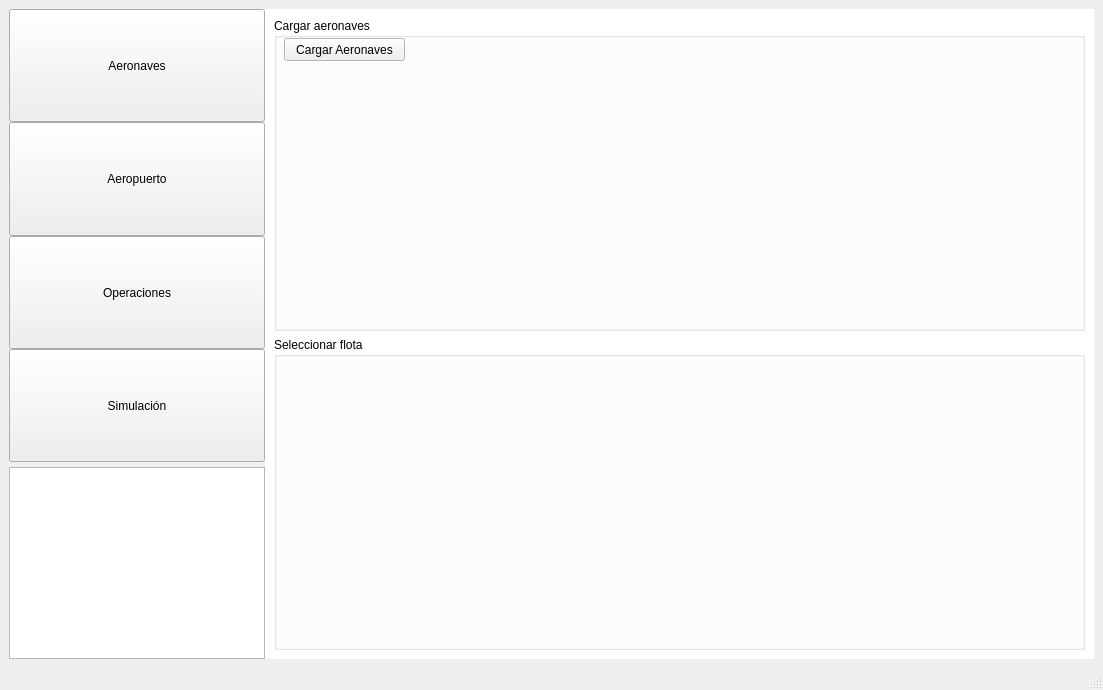
First picture: the form in interfazprincipal.ui, repository IgnacioOchoa/SimAerop, before the edit.
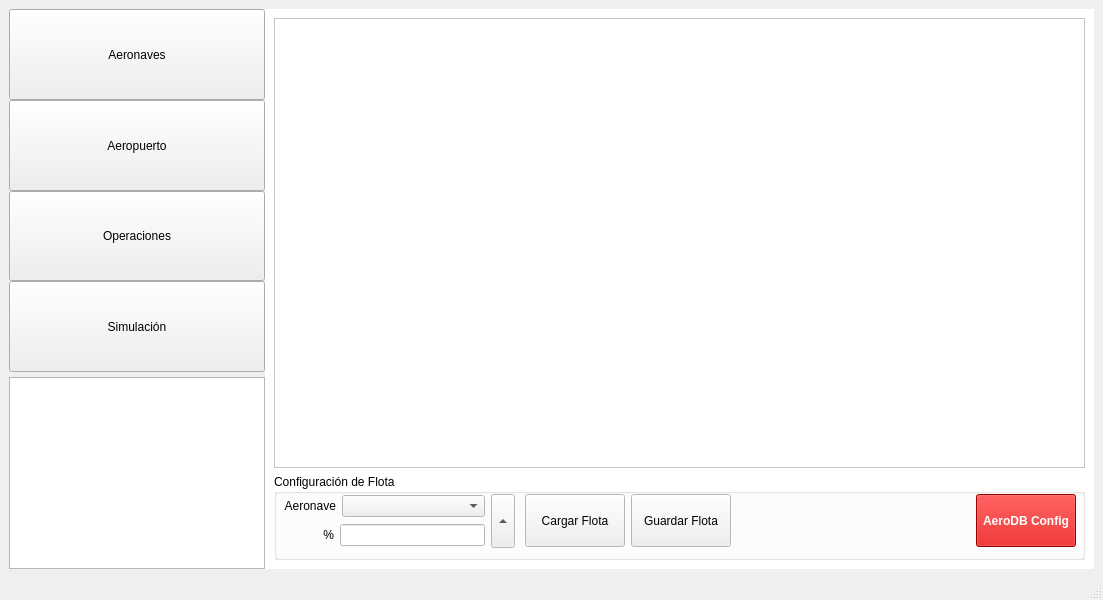
Second picture: the form after the edit. The open tabs and pages were chosen to show the change. Custom widgets are drawn as their Qt base class.

Commit message:
Modulo Aeronaves - prototipo
Se agregó TableWidget para visualizar flotas a partir de objetos
aeronave, también implementados. Se agregó botón para cargar flota y
también para guardarlas.

Diff of the .ui file:
```diff
--- a/interfazprincipal.ui
+++ b/interfazprincipal.ui
@@ -7,7 +7,7 @@
     <x>0</x>
     <y>0</y>
     <width>1103</width>
-    <height>690</height>
+    <height>600</height>
    </rect>
   </property>
   <property name="windowTitle">
@@ -200,12 +200,6 @@
        <number>1</number>
       </property>
       <widget class="QWidget" name="paginaAeronaves">
-       <property name="sizePolicy">
-        <sizepolicy hsizetype="Expanding" vsizetype="Expanding">
-         <horstretch>0</horstretch>
-         <verstretch>0</verstretch>
-        </sizepolicy>
-       </property>
        <property name="palette">
         <palette>
          <active>
@@ -274,33 +268,359 @@
         <bool>true</bool>
        </property>
        <layout class="QVBoxLayout" name="verticalLayout_2">
+        <item>
+         <widget class="QTableWidget" name="tablaFlota">
+          <property name="enabled">
+           <bool>true</bool>
+          </property>
+          <property name="sizePolicy">
+           <sizepolicy hsizetype="Expanding" vsizetype="Expanding">
+            <horstretch>0</horstretch>
+            <verstretch>0</verstretch>
+           </sizepolicy>
+          </property>
+          <property name="acceptDrops">
+           <bool>true</bool>
+          </property>
+         </widget>
+        </item>
         <item>
          <widget class="QGroupBox" name="groupBox">
+          <property name="sizePolicy">
+           <sizepolicy hsizetype="Expanding" vsizetype="Preferred">
+            <horstretch>0</horstretch>
+            <verstretch>0</verstretch>
+           </sizepolicy>
+          </property>
+          <property name="minimumSize">
+           <size>
+            <width>0</width>
+            <height>86</height>
+           </size>
+          </property>
           <property name="title">
-           <string>Cargar aeronaves</string>
+           <string>Configuración de Flota</string>
           </property>
-          <widget class="QPushButton" name="pbCargarAeronaves">
+          <widget class="QWidget" name="">
            <property name="geometry">
             <rect>
              <x>10</x>
              <y>20</y>
-             <width>121</width>
-             <height>23</height>
+             <width>231</width>
+             <height>54</height>
             </rect>
            </property>
-           <property name="text">
-            <string>Cargar Aeronaves</string>
+           <layout class="QHBoxLayout" name="horizontalLayout_9">
+            <item>
+             <layout class="QVBoxLayout" name="verticalLayout_4">
+              <item>
+               <layout class="QHBoxLayout" name="horizontalLayout_7">
+                <item>
+                 <widget class="QLabel" name="label">
+                  <property name="sizePolicy">
+                   <sizepolicy hsizetype="Fixed" vsizetype="Preferred">
+                    <horstretch>0</horstretch>
+                    <verstretch>0</verstretch>
+                   </sizepolicy>
+                  </property>
+                  <property name="minimumSize">
+                   <size>
+                    <width>50</width>
+                    <height>0</height>
+                   </size>
+                  </property>
+                  <property name="text">
+                   <string>Aeronave</string>
+                  </property>
+                  <property name="alignment">
+                   <set>Qt::AlignRight|Qt::AlignTrailing|Qt::AlignVCenter</set>
+                  </property>
+                 </widget>
+                </item>
+                <item>
+                 <widget class="QComboBox" name="comboBoxAcft">
+                  <property name="sizePolicy">
+                   <sizepolicy hsizetype="Expanding" vsizetype="Fixed">
+                    <horstretch>0</horstretch>
+                    <verstretch>0</verstretch>
+                   </sizepolicy>
+                  </property>
+                 </widget>
+                </item>
+               </layout>
+              </item>
+              <item>
+               <layout class="QHBoxLayout" name="horizontalLayout_8">
+                <item>
+                 <widget class="QLabel" name="label_2">
+                  <property name="sizePolicy">
+                   <sizepolicy hsizetype="Fixed" vsizetype="Preferred">
+                    <horstretch>0</horstretch>
+                    <verstretch>0</verstretch>
+                   </sizepolicy>
+                  </property>
+                  <property name="minimumSize">
+                   <size>
+                    <width>50</width>
+                    <height>0</height>
+                   </size>
+                  </property>
+                  <property name="text">
+                   <string>%</string>
+                  </property>
+                  <property name="alignment">
+                   <set>Qt::AlignRight|Qt::AlignTrailing|Qt::AlignVCenter</set>
+                  </property>
+                 </widget>
+                </item>
+                <item>
+                 <widget class="QLineEdit" name="lineEditPerc"/>
+                </item>
+               </layout>
+              </item>
+             </layout>
+            </item>
+            <item>
+             <widget class="QToolButton" name="botonCargarAcft">
+              <property name="sizePolicy">
+               <sizepolicy hsizetype="Preferred" vsizetype="Expanding">
+                <horstretch>0</horstretch>
+                <verstretch>0</verstretch>
+               </sizepolicy>
+              </property>
+              <property name="minimumSize">
+               <size>
+                <width>3</width>
+                <height>0</height>
+               </size>
+              </property>
+              <property name="text">
+               <string>...</string>
+              </property>
+              <property name="toolButtonStyle">
+               <enum>Qt::ToolButtonIconOnly</enum>
+              </property>
+              <property name="autoRaise">
+               <bool>false</bool>
+              </property>
+              <property name="arrowType">
+               <enum>Qt::UpArrow</enum>
+              </property>
+             </widget>
+            </item>
+           </layout>
+          </widget>
+          <widget class="QWidget" name="">
+           <property name="geometry">
+            <rect>
+             <x>251</x>
+             <y>20</y>
+             <width>551</width>
+             <height>53</height>
+            </rect>
            </property>
+           <layout class="QHBoxLayout" name="horizontalLayout_10">
+            <item>
+             <widget class="QPushButton" name="botonCargarFlota">
+              <property name="sizePolicy">
+               <sizepolicy hsizetype="Preferred" vsizetype="Expanding">
+                <horstretch>0</horstretch>
+                <verstretch>0</verstretch>
+               </sizepolicy>
+              </property>
+              <property name="minimumSize">
+               <size>
+                <width>100</width>
+                <height>0</height>
+               </size>
+              </property>
+              <property name="text">
+               <string>Cargar Flota</string>
+              </property>
+             </widget>
+            </item>
+            <item>
+             <widget class="QPushButton" name="botonGuardarFlota">
+              <property name="sizePolicy">
+               <sizepolicy hsizetype="Preferred" vsizetype="Expanding">
+                <horstretch>0</horstretch>
+                <verstretch>0</verstretch>
+               </sizepolicy>
+              </property>
+              <property name="minimumSize">
+               <size>
+                <width>100</width>
+                <height>0</height>
+               </size>
+              </property>
+              <property name="text">
+               <string>Guardar Flota</string>
+              </property>
+             </widget>
+            </item>
+            <item>
+             <spacer name="horizontalSpacer_2">
+              <property name="orientation">
+               <enum>Qt::Horizontal</enum>
+              </property>
+              <property name="sizeHint" stdset="0">
+               <size>
+                <width>100</width>
+                <height>51</height>
+               </size>
+              </property>
+             </spacer>
+            </item>
+            <item>
+             <widget class="QPushButton" name="pushButton_4">
+              <property name="sizePolicy">
+               <sizepolicy hsizetype="Preferred" vsizetype="Expanding">
+                <horstretch>0</horstretch>
+                <verstretch>0</verstretch>
+               </sizepolicy>
+              </property>
+              <property name="minimumSize">
+               <size>
+                <width>100</width>
+                <height>0</height>
+               </size>
+              </property>
+              <property name="palette">
+               <palette>
+                <active>
+                 <colorrole role="Button">
+                  <brush brushstyle="SolidPattern">
+                   <color alpha="255">
+                    <red>207</red>
+                    <green>0</green>
+                    <blue>0</blue>
+                   </color>
+                  </brush>
+                 </colorrole>
+                 <colorrole role="ButtonText">
+                  <brush brushstyle="SolidPattern">
+                   <color alpha="255">
+                    <red>255</red>
+                    <green>255</green>
+                    <blue>255</blue>
+                   </color>
+                  </brush>
+                 </colorrole>
+                 <colorrole role="Base">
+                  <brush brushstyle="SolidPattern">
+                   <color alpha="255">
+                    <red>207</red>
+                    <green>0</green>
+                    <blue>0</blue>
+                   </color>
+                  </brush>
+                 </colorrole>
+                 <colorrole role="Window">
+                  <brush brushstyle="SolidPattern">
+                   <color alpha="255">
+                    <red>207</red>
+                    <green>0</green>
+                    <blue>0</blue>
+                   </color>
+                  </brush>
+                 </colorrole>
+                </active>
+                <inactive>
+                 <colorrole role="Button">
+                  <brush brushstyle="SolidPattern">
+                   <color alpha="255">
+                    <red>207</red>
+                    <green>0</green>
+                    <blue>0</blue>
+                   </color>
+                  </brush>
+                 </colorrole>
+                 <colorrole role="ButtonText">
+                  <brush brushstyle="SolidPattern">
+                   <color alpha="255">
+                    <red>255</red>
+                    <green>255</green>
+                    <blue>255</blue>
+                   </color>
+                  </brush>
+                 </colorrole>
+                 <colorrole role="Base">
+                  <brush brushstyle="SolidPattern">
+                   <color alpha="255">
+                    <red>207</red>
+                    <green>0</green>
+                    <blue>0</blue>
+                   </color>
+                  </brush>
+                 </colorrole>
+                 <colorrole role="Window">
+                  <brush brushstyle="SolidPattern">
+                   <color alpha="255">
+                    <red>207</red>
+                    <green>0</green>
+                    <blue>0</blue>
+                   </color>
+                  </brush>
+                 </colorrole>
+                </inactive>
+                <disabled>
+                 <colorrole role="Button">
+                  <brush brushstyle="SolidPattern">
+                   <color alpha="255">
+                    <red>207</red>
+                    <green>0</green>
+                    <blue>0</blue>
+                   </color>
+                  </brush>
+                 </colorrole>
+                 <colorrole role="ButtonText">
+                  <brush brushstyle="SolidPattern">
+                   <color alpha="255">
+                    <red>120</red>
+                    <green>120</green>
+                    <blue>120</blue>
+                   </color>
+                  </brush>
+                 </colorrole>
+                 <colorrole role="Base">
+                  <brush brushstyle="SolidPattern">
+                   <color alpha="255">
+                    <red>207</red>
+                    <green>0</green>
+                    <blue>0</blue>
+                   </color>
+                  </brush>
+                 </colorrole>
+                 <colorrole role="Window">
+                  <brush brushstyle="SolidPattern">
+                   <color alpha="255">
+                    <red>207</red>
+                    <green>0</green>
+                    <blue>0</blue>
+                   </color>
+                  </brush>
+                 </colorrole>
+                </disabled>
+               </palette>
+              </property>
+              <property name="font">
+               <font>
+                <weight>75</weight>
+                <bold>true</bold>
+               </font>
+              </property>
+              <property name="styleSheet">
+               <string notr="true">background-color: rgb(207, 0, 0);</string>
+              </property>
+              <property name="text">
+               <string>AeroDB Config</string>
+              </property>
+             </widget>
+            </item>
+           </layout>
           </widget>
          </widget>
         </item>
-        <item>
-         <widget class="QGroupBox" name="groupBox_2">
-          <property name="title">
-           <string>Seleccionar flota</string>
-          </property>
-         </widget>
-        </item>
        </layout>
       </widget>
       <widget class="QWidget" name="paginaAeropuerto">
```
Left out of the diff: 4 changed lines with no effect on the pictures. The commit also changes 7 other files.
